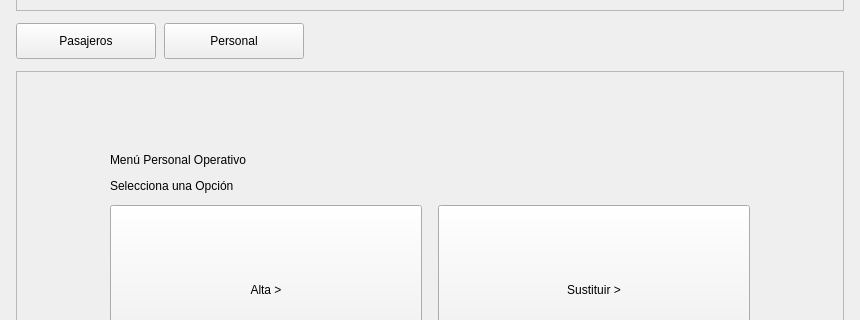
The window that login_mvc_project/ui/administrador.ui (alttus-ti/rumsa_app_escritorio) describes before a commit, drawn with Qt 5; both pictures show x 0 to 860 and y 95 to 415 of the 860 by 780 pixel window.
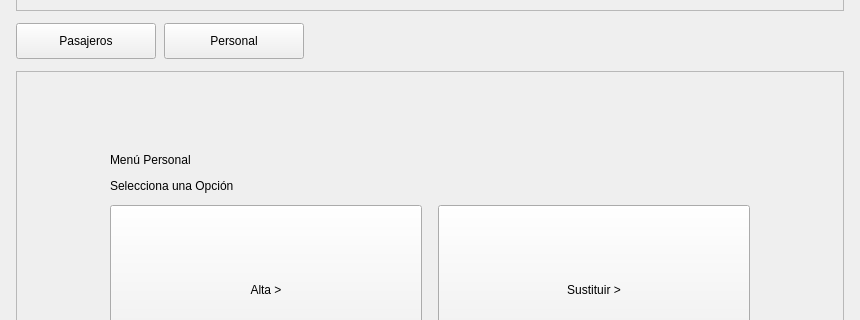
The same window after the commit.

Diff of the .ui file:
```diff
--- a/login_mvc_project/ui/administrador.ui
+++ b/login_mvc_project/ui/administrador.ui
@@ -439,7 +439,7 @@
               <item>
                <widget class="QLabel" name="menu_3">
                 <property name="text">
-                 <string>Menú Personal Operativo</string>
+                 <string>Menú Personal</string>
                 </property>
                 <property name="alignment">
                  <set>Qt::AlignLeft|Qt::AlignVCenter</set>
```
